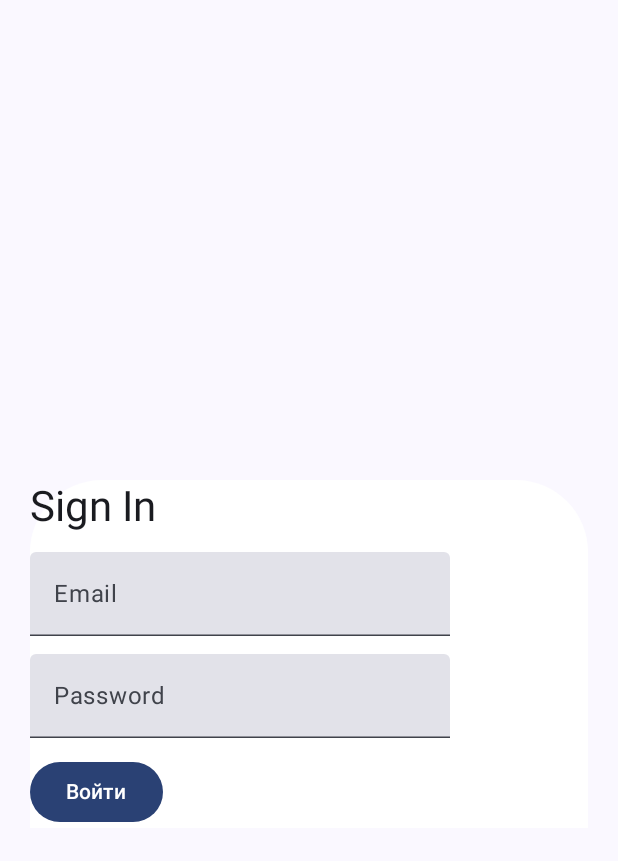
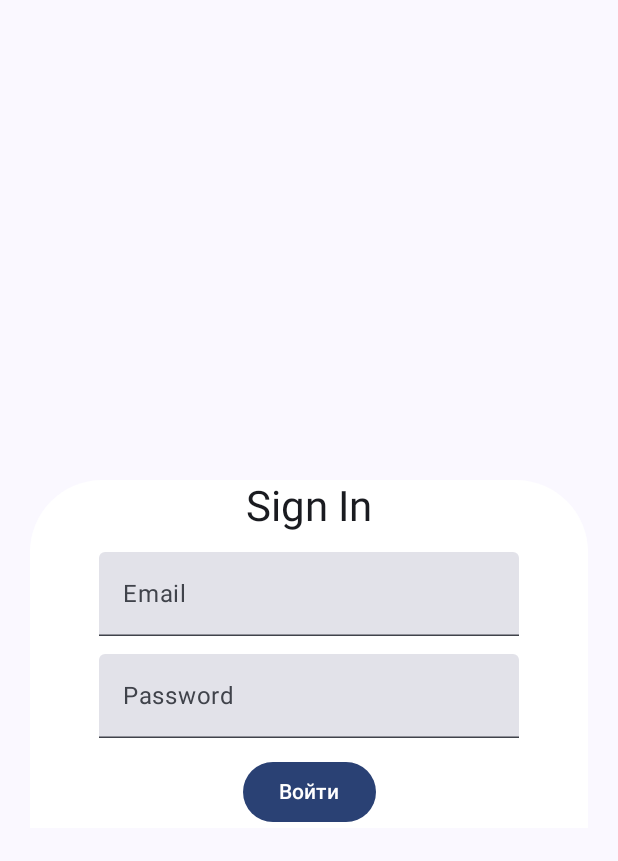
Before and after one commit to Vladimir-Silvanovich/SuperpowerfullAndroidApplication2, an Android app built with Jetpack Compose: the screen it shows after launch (MainActivity), on a phone screen of 412 x 824 dp. Shown: the top 861 px of the screen. Run offline under Robolectric (Android 15) with nearby library versions, the phone set to English and light mode, and no system bars; libraries missing offline, so code that uses them is left out: io.github.jan.supabase.

Commit message:
Fixed bugs

```diff
--- a/app/src/main/java/com/example/chudoapplication/presentation/signIn/SignInScreen.kt
+++ b/app/src/main/java/com/example/chudoapplication/presentation/signIn/SignInScreen.kt
@@ -87,6 +87,7 @@ fun SignInScreen(
                         shape = RoundedCornerShape(topStart = 48.dp, topEnd = 48.dp)
                     ),
                 verticalArrangement = Arrangement.spacedBy(12.dp),
+                horizontalAlignment = Alignment.CenterHorizontally
             ) {
                 Text(
                     text = "Sign In",
@@ -110,6 +111,7 @@ fun SignInScreen(
         }
     }
 }
+
 @Preview
 @Composable
 fun SignInScreenPreview() {
```
